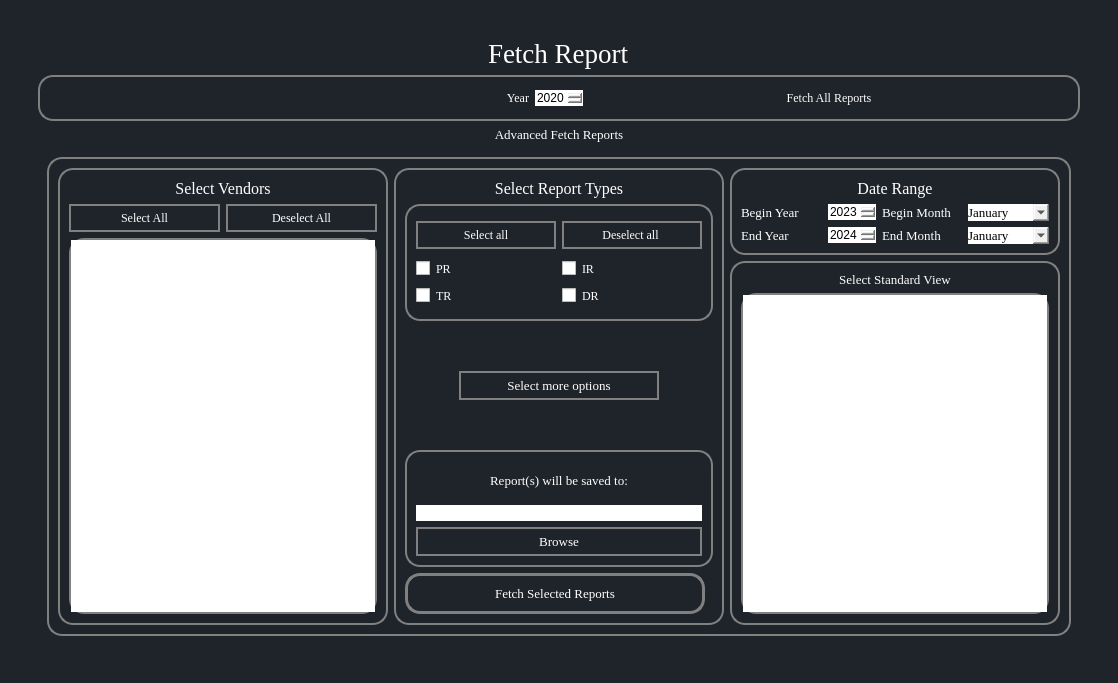
Above: ui/FetchReportsTab.ui from aanushri9/Counter-Harvesting-5.1 before the change. Below: the same form after it.
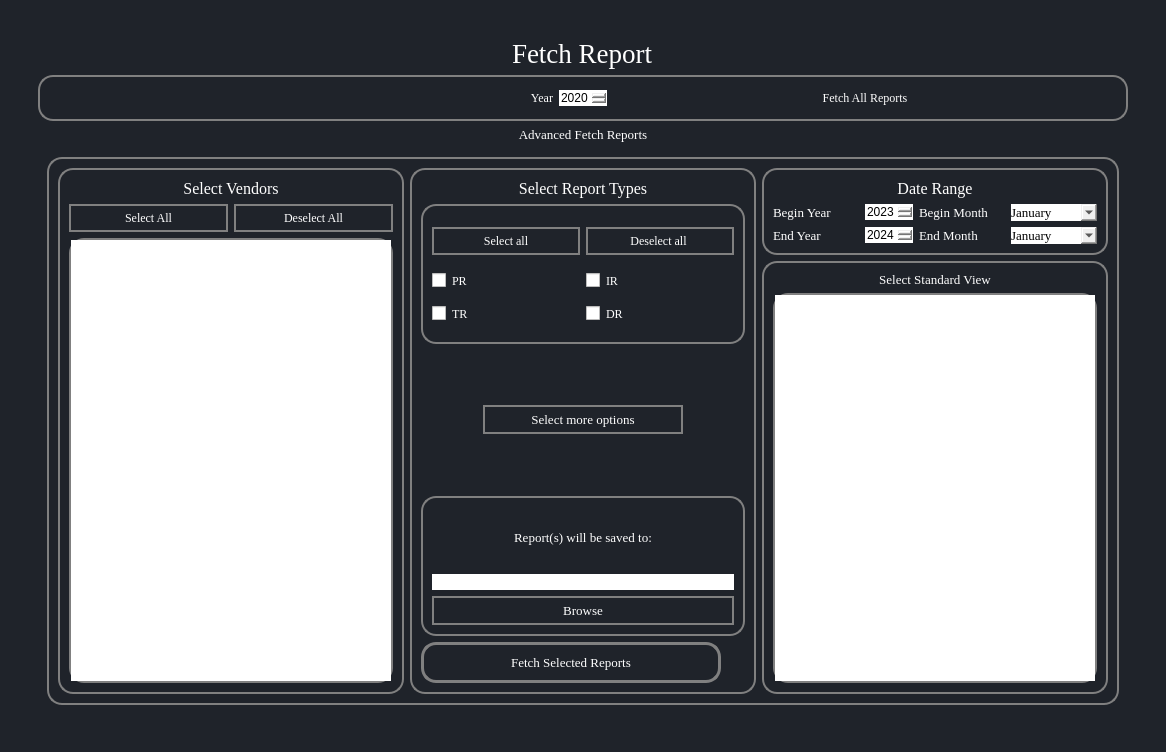
That is the form after the change.

The edit to the form file:
```diff
--- a/ui/FetchReportsTab.ui
+++ b/ui/FetchReportsTab.ui
@@ -6,8 +6,8 @@
    <rect>
     <x>0</x>
     <y>0</y>
-    <width>1118</width>
-    <height>683</height>
+    <width>1166</width>
+    <height>752</height>
    </rect>
   </property>
   <property name="windowTitle">
```
